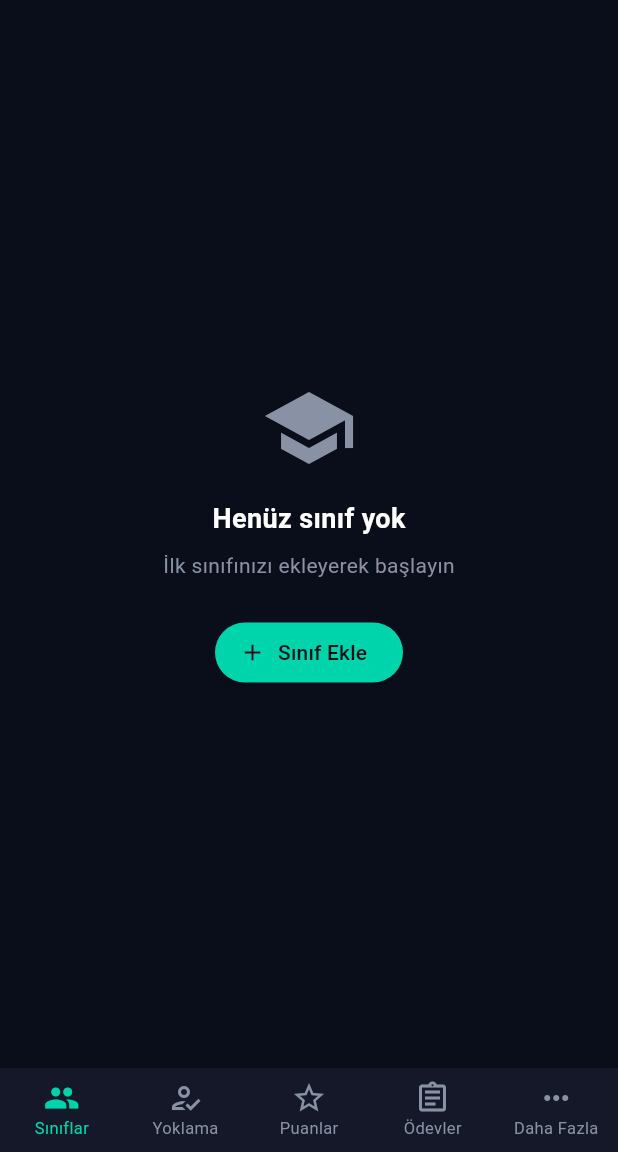
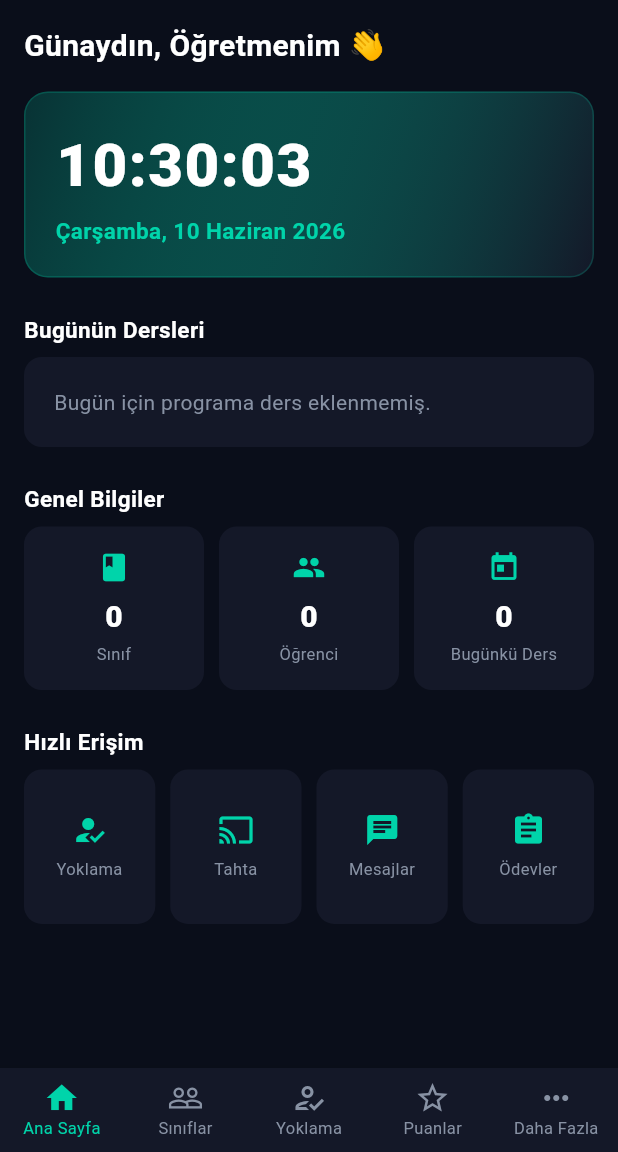
Before and after one commit to okulmuratsunker-sudo/chemclass, a Flutter app: the screen it shows once a user with an empty profile is signed in, on a phone screen of 412 x 824 dp, the part 84-1236 px from its top. Run offline on Flutter 3.47's test engine with Material 3 defaults, Android fonts, the phone set to English and light mode, and no system bars; our stand-ins replace flutter_riverpod, google_fonts, qr_flutter, shared_preferences, supabase_flutter; accounts and stored records are empty; project files that could hold a hidden picture were left out.

Commit message:
Add home dashboard screen as the app's landing page
New "Ana Sayfa" tab shows a live clock with day/date, today's lesson
schedule, general stats (class/student counts, today's lesson count),
and quick-access shortcuts to Yoklama, Tahta, Mesajlar and Ödevler.
It's now the first/default tab instead of jumping straight into
Sınıflar.

https://claude.ai/code/session_01Crxa2ZdejZtPgsXyrXFdGQ

```diff
--- /dev/null
+++ b/flutter/chemclass_ogretmen/lib/screens/dashboard_screen.dart
@@ -0,0 +1,287 @@
+import 'dart:async';
+import 'package:flutter/material.dart';
+import 'package:flutter_riverpod/flutter_riverpod.dart';
+import 'package:intl/intl.dart';
+import '../config/constants.dart';
+import '../models/teacher_models.dart';
+import '../providers/app_provider.dart';
+import '../services/supabase_service.dart';
+
+final _dashScheduleProvider = FutureProvider<List<ScheduleSlot>>((ref) async {
+  return SupabaseService.loadSchedule();
+});
+
+class DashboardScreen extends ConsumerStatefulWidget {
+  final void Function(int) onNavigate;
+  const DashboardScreen({super.key, required this.onNavigate});
+
+  @override
+  ConsumerState<DashboardScreen> createState() => _DashboardScreenState();
+}
+
+class _DashboardScreenState extends ConsumerState<DashboardScreen> {
+  late DateTime _now;
+  Timer? _timer;
+
+  @override
+  void initState() {
+    super.initState();
+    _now = DateTime.now();
+    _timer = Timer.periodic(const Duration(seconds: 1), (_) {
+      if (mounted) setState(() => _now = DateTime.now());
+    });
+  }
+
+  @override
+  void dispose() {
+    _timer?.cancel();
+    super.dispose();
+  }
+
+  String get _greeting {
+    final h = _now.hour;
+    if (h < 6) return 'İyi geceler';
+    if (h < 12) return 'Günaydın';
+    if (h < 18) return 'İyi günler';
+    return 'İyi akşamlar';
+  }
+
+  TextStyle get _sectionStyle =>
+      TextStyle(color: kTextPrimary, fontSize: 15, fontWeight: FontWeight.w700);
+
+  @override
+  Widget build(BuildContext context) {
+    final data = ref.watch(appDataProvider);
+    final scheduleAsync = ref.watch(_dashScheduleProvider);
+    final weekdayIndex = _now.weekday - 1; // 0=Pazartesi..4=Cuma, 5/6=hafta sonu
+
+    return Scaffold(
+      backgroundColor: kBg,
+      body: SafeArea(
+        child: SingleChildScrollView(
+          padding: const EdgeInsets.all(16),
+          child: Column(
+            crossAxisAlignment: CrossAxisAlignment.start,
+            children: [
+              Text(
+                '$_greeting, Öğretmenim 👋',
+                style: TextStyle(color: kTextPrimary, fontSize: 20, fontWeight: FontWeight.w700),
+              ),
+              const SizedBox(height: 16),
+              _ClockCard(now: _now),
+              const SizedBox(height: 24),
+              Text('Bugünün Dersleri', style: _sectionStyle),
+              const SizedBox(height: 8),
+              scheduleAsync.when(
+                loading: () => const Padding(
+                  padding: EdgeInsets.all(16),
+                  child: Center(child: CircularProgressIndicator()),
+                ),
+                error: (e, _) => Text('Hata: $e', style: TextStyle(color: kRed)),
+                data: (slots) => _TodayLessons(slots: slots, weekdayIndex: weekdayIndex),
+              ),
+              const SizedBox(height: 24),
+              Text('Genel Bilgiler', style: _sectionStyle),
+              const SizedBox(height: 8),
+              _StatsRow(
+                classCount: data.classes.length,
+                studentCount: data.students.length,
+                lessonCount: scheduleAsync.maybeWhen(
+                  data: (slots) => slots.where((s) => s.dayIndex == weekdayIndex).length,
+                  orElse: () => 0,
+                ),
+              ),
+              const SizedBox(height: 24),
+              Text('Hızlı Erişim', style: _sectionStyle),
+              const SizedBox(height: 8),
+              _QuickAccess(onNavigate: widget.onNavigate),
+            ],
+          ),
+        ),
+      ),
+    );
+  }
+}
+
+class _ClockCard extends StatelessWidget {
+  final DateTime now;
+  const _ClockCard({required this.now});
+
+  @override
+  Widget build(BuildContext context) {
+    return Container(
+      width: double.infinity,
+      padding: const EdgeInsets.all(20),
+      decoration: BoxDecoration(
+        gradient: LinearGradient(
+          colors: [kAccent.withOpacity(0.18), kSurface],
+          begin: Alignment.topLeft,
+          end: Alignment.bottomRight,
+        ),
+        borderRadius: BorderRadius.circular(16),
+        border: Border.all(color: kAccent.withOpacity(0.2)),
+      ),
+      child: Column(
+        crossAxisAlignment: CrossAxisAlignment.start,
+        children: [
+          Text(
+            DateFormat('HH:mm:ss').format(now),
+            style: TextStyle(color: kTextPrimary, fontSize: 40, fontWeight: FontWeight.w900, letterSpacing: 1),
+          ),
+          const SizedBox(height: 4),
+          Text(
+            DateFormat('EEEE, d MMMM yyyy', 'tr_TR').format(now),
+            style: TextStyle(color: kAccent, fontSize: 15, fontWeight: FontWeight.w600),
+          ),
+        ],
+      ),
+    );
+  }
+}
+
+class _TodayLessons extends StatelessWidget {
+  final List<ScheduleSlot> slots;
+  final int weekdayIndex;
+  const _TodayLessons({required this.slots, required this.weekdayIndex});
+
+  static const _periods = ['1. Ders', '2. Ders', '3. Ders', '4. Ders', '5. Ders', '6. Ders', '7. Ders', '8. Ders'];
+
+  @override
+  Widget build(BuildContext context) {
+    if (weekdayIndex < 0 || weekdayIndex > 4) {
+      return _InfoBox(text: 'Bugün hafta sonu, ders yok 🎉');
+    }
+    final today = slots.where((s) => s.dayIndex == weekdayIndex).toList()
+      ..sort((a, b) => a.periodIndex.compareTo(b.periodIndex));
+    if (today.isEmpty) {
+      return _InfoBox(text: 'Bugün için programa ders eklenmemiş.');
+    }
+    return Column(
+      children: today.map((s) => Container(
+        margin: const EdgeInsets.only(bottom: 8),
+        padding: const EdgeInsets.symmetric(horizontal: 14, vertical: 12),
+        decoration: BoxDecoration(color: kSurface, borderRadius: BorderRadius.circular(12)),
+        child: Row(
+          children: [
+            Container(
+              width: 36,
+              height: 36,
+              alignment: Alignment.center,
+              decoration: BoxDecoration(color: kAccent.withOpacity(0.12), borderRadius: BorderRadius.circular(8)),
+              child: Text('${s.periodIndex + 1}', style: TextStyle(color: kAccent, fontWeight: FontWeight.w800)),
+            ),
+            const SizedBox(width: 12),
+            Expanded(
+              child: Column(
+                crossAxisAlignment: CrossAxisAlignment.start,
+                children: [
+                  Text(
+                    s.periodIndex < _periods.length ? _periods[s.periodIndex] : '${s.periodIndex + 1}. Ders',
+                    style: TextStyle(color: kTextSecondary, fontSize: 11),
+                  ),
+                  Text(s.content, style: TextStyle(color: kTextPrimary, fontWeight: FontWeight.w600)),
+                ],
+              ),
+            ),
+          ],
+        ),
+      )).toList(),
+    );
+  }
+}
+
+class _InfoBox extends StatelessWidget {
+  final String text;
+  const _InfoBox({required this.text});
+
+  @override
+  Widget build(BuildContext context) {
+    return Container(
+      width: double.infinity,
+      padding: const EdgeInsets.all(20),
+      decoration: BoxDecoration(color: kSurface, borderRadius: BorderRadius.circular(12)),
+      child: Text(text, style: TextStyle(color: kTextSecondary)),
+    );
+  }
+}
+
+class _StatsRow extends StatelessWidget {
+  final int classCount;
+  final int studentCount;
+  final int lessonCount;
+  const _StatsRow({required this.classCount, required this.studentCount, required this.lessonCount});
+
+  @override
+  Widget build(BuildContext context) {
+    return Row(
+      children: [
+        Expanded(child: _StatCard(icon: Icons.class_, label: 'Sınıf', value: '$classCount')),
+        const SizedBox(width: 10),
+        Expanded(child: _StatCard(icon: Icons.people, label: 'Öğrenci', value: '$studentCount')),
+        const SizedBox(width: 10),
+        Expanded(child: _StatCard(icon: Icons.today, label: 'Bugünkü Ders', value: '$lessonCount')),
+      ],
+    );
+  }
+}
+
+class _StatCard extends StatelessWidget {
+  final IconData icon;
+  final String label;
+  final String value;
+  const _StatCard({required this.icon, required this.label, required this.value});
+
+  @override
+  Widget build(BuildContext context) {
+    return Container(
+      padding: const EdgeInsets.symmetric(vertical: 16, horizontal: 8),
+      decoration: BoxDecoration(color: kSurface, borderRadius: BorderRadius.circular(12)),
+      child: Column(
+        children: [
+          Icon(icon, color: kAccent, size: 22),
+          const SizedBox(height: 8),
+          Text(value, style: TextStyle(color: kTextPrimary, fontSize: 20, fontWeight: FontWeight.w800)),
+          const SizedBox(height: 2),
+          Text(label, style: TextStyle(color: kTextSecondary, fontSize: 11), textAlign: TextAlign.center),
+        ],
+      ),
+    );
+  }
+}
+
+class _QuickAccess extends StatelessWidget {
+  final void Function(int) onNavigate;
+  const _QuickAccess({required this.onNavigate});
+
+  @override
+  Widget build(BuildContext context) {
+    final items = [
+      (Icons.how_to_reg, 'Yoklama', 2),
+      (Icons.cast, 'Tahta', 8),
+      (Icons.chat, 'Mesajlar', 5),
+      (Icons.assignment, 'Ödevler', 4),
+    ];
+    return GridView.count(
+      crossAxisCount: 4,
+      shrinkWrap: true,
+      physics: const NeverScrollableScrollPhysics(),
+      mainAxisSpacing: 10,
+      crossAxisSpacing: 10,
+      childAspectRatio: 0.85,
+      children: items.map((item) => GestureDetector(
+        onTap: () => onNavigate(item.$3),
+        child: Container(
+          decoration: BoxDecoration(color: kSurface, borderRadius: BorderRadius.circular(12)),
+          child: Column(
+            mainAxisAlignment: MainAxisAlignment.center,
+            children: [
+              Icon(item.$1, color: kAccent, size: 24),
+              const SizedBox(height: 6),
+              Text(item.$2, style: TextStyle(color: kTextSecondary, fontSize: 11), textAlign: TextAlign.center),
+            ],
+          ),
+        ),
+      )).toList(),
+    );
+  }
+}
--- a/flutter/chemclass_ogretmen/lib/screens/home_screen.dart
+++ b/flutter/chemclass_ogretmen/lib/screens/home_screen.dart
@@ -3,6 +3,7 @@ import 'package:flutter_riverpod/flutter_riverpod.dart';
 import '../config/constants.dart';
 import '../providers/app_provider.dart';
 import '../services/supabase_service.dart';
+import 'dashboard_screen.dart';
 import 'students_screen.dart';
 import 'attendance_screen.dart';
 import 'scores_screen.dart';
@@ -23,19 +24,21 @@ class HomeScreen extends ConsumerStatefulWidget {
 class _HomeScreenState extends ConsumerState<HomeScreen> {
   int _selectedIndex = 0;
 
-  final _pages = const [
-    StudentsScreen(),
-    AttendanceScreen(),
-    ScoresScreen(),
-    AssignmentsScreen(),
-    MessagesScreen(),
-    GradebookScreen(),
-    ScheduleScreen(),
-    BoardScreen(),
-    ToolsScreen(),
+  List<Widget> get _pages => [
+    DashboardScreen(onNavigate: (i) => setState(() => _selectedIndex = i)),
+    const StudentsScreen(),
+    const AttendanceScreen(),
+    const ScoresScreen(),
+    const AssignmentsScreen(),
+    const MessagesScreen(),
+    const GradebookScreen(),
+    const ScheduleScreen(),
+    const BoardScreen(),
+    const ToolsScreen(),
   ];
 
   final _navItems = const [
+    _NavItem(Icons.home_outlined, Icons.home, 'Ana Sayfa'),
     _NavItem(Icons.people_outline, Icons.people, 'Sınıflar'),
     _NavItem(Icons.how_to_reg_outlined, Icons.how_to_reg, 'Yoklama'),
     _NavItem(Icons.star_outline, Icons.star, 'Puanlar'),
@@ -137,7 +140,7 @@ class _HomeScreenState extends ConsumerState<HomeScreen> {
       backgroundColor: kSurface,
       selectedItemColor: kAccent,
       unselectedItemColor: kTextSecondary,
-      currentIndex: _selectedIndex < 5 ? _selectedIndex : 0,
+      currentIndex: _selectedIndex < 4 ? _selectedIndex : 4,
       type: BottomNavigationBarType.fixed,
       selectedFontSize: 11,
       unselectedFontSize: 11,
```
